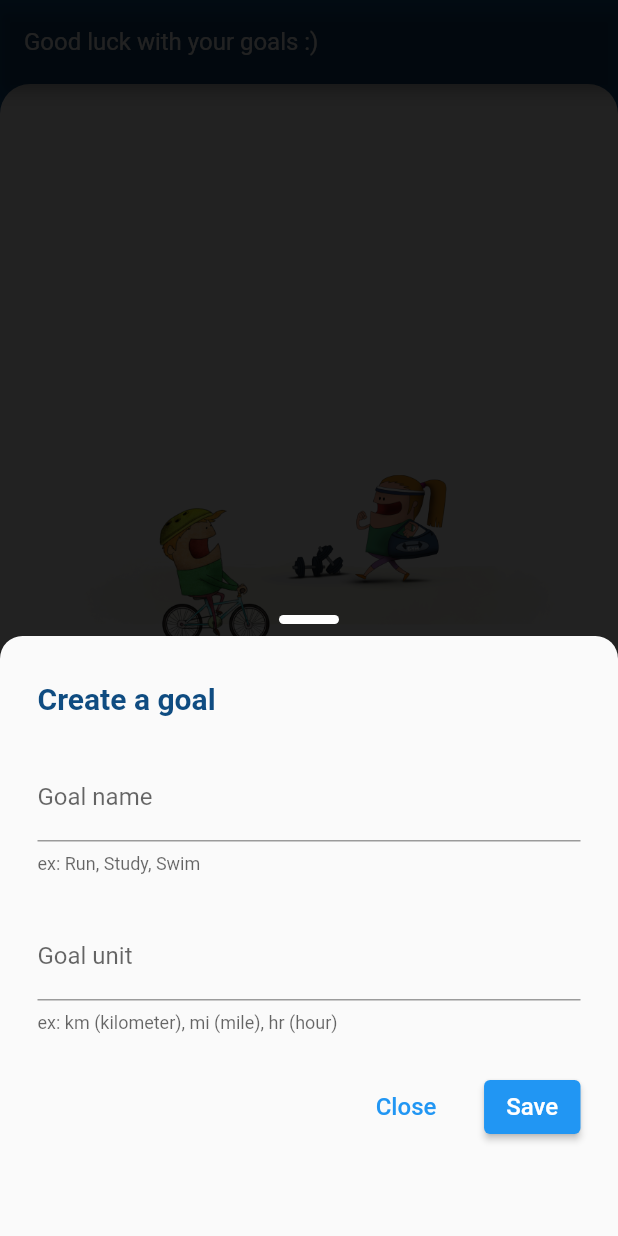
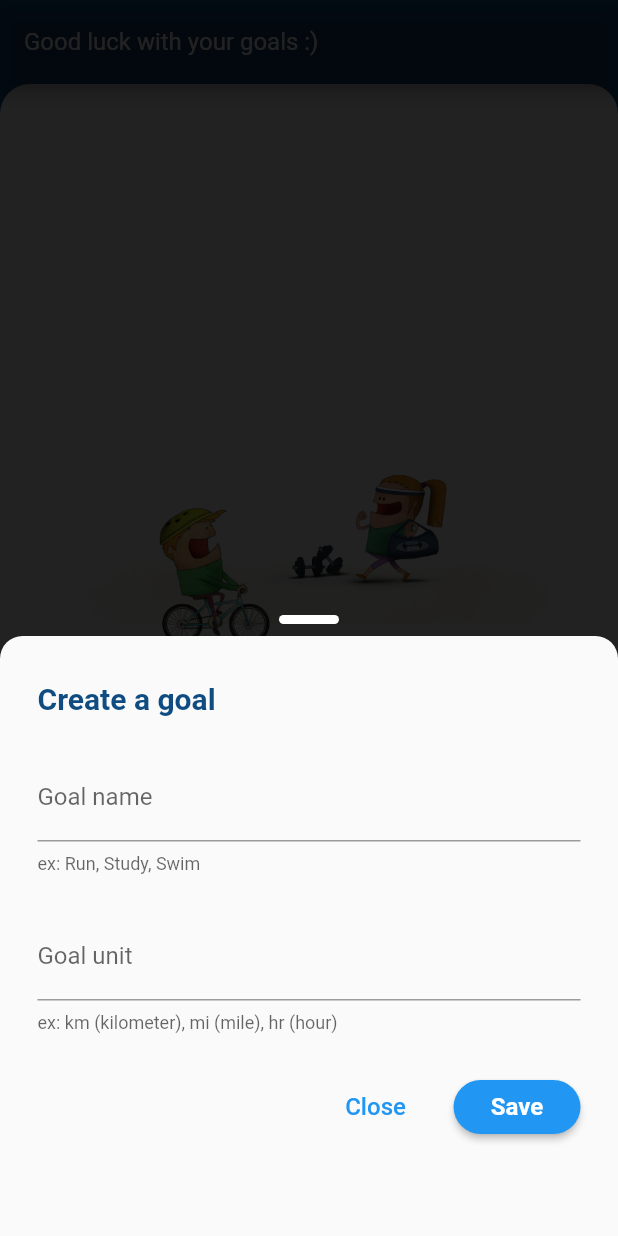
Before and after one commit to sajadmaster/goals-lite, a Flutter app: the screen it shows after launch, after a tap on "Create Goal", on a phone screen of 412 x 824 dp. Run offline on Flutter 3.47's test engine with Material 2 defaults, Android fonts, the light colour scheme and no system bars; our stand-ins replace firebase_auth, firebase_core, modal_bottom_sheet, sign_in_with_apple; accounts and stored records are empty.

Commit message:
Create goal pop up view finished

```diff
--- a/lib/CreateGoal/create_goal_view.dart
+++ b/lib/CreateGoal/create_goal_view.dart
@@ -1,4 +1,5 @@
 import 'package:flutter/material.dart';
+import 'package:goals_lite/_shared/button_round_elevated.dart';
 import 'package:goals_lite/_shared/my_colors.dart';
 
 class CreateGoalPopUp extends StatelessWidget {
@@ -41,7 +42,10 @@ class CreateGoalPopUp extends StatelessWidget {
               children: [
                 TextButton(onPressed: () => {}, child: Text('Close')),
                 SizedBox(width: 20),
-                ElevatedButton(onPressed: () => {}, child: Text('Save')),
+                RoundElevatedButton(
+                  buttonText: 'Save',
+                  onPress: () {},
+                ),
               ],
             ),
           ],
--- a/lib/Dashboard/dashboard_empty_view.dart
+++ b/lib/Dashboard/dashboard_empty_view.dart
@@ -1,5 +1,6 @@
 import 'package:flutter/material.dart';
 import 'package:goals_lite/CreateGoal/create_goal_view.dart';
+import 'package:goals_lite/_shared/button_round_elevated.dart';
 import 'package:goals_lite/_shared/my_colors.dart';
 import 'package:modal_bottom_sheet/modal_bottom_sheet.dart';
 
@@ -27,21 +28,15 @@ class DashboardEmptyContent extends StatelessWidget {
               ],
             ),
           ),
-          ElevatedButton(
-              onPressed: () => {
-                    showBarModalBottomSheet(
-                      context: context,
-                      builder: (context) => CreateGoalPopUp(),
-                    )
-                  },
-              child: Text(
-                'Create Goal',
-                style: TextStyle(fontWeight: FontWeight.bold),
-              ),
-              style: ButtonStyle(
-                  shape: MaterialStateProperty.all<RoundedRectangleBorder>(
-                      RoundedRectangleBorder(
-                          borderRadius: BorderRadius.circular(20.0))))),
+          RoundElevatedButton(
+            buttonText: 'Create Goal',
+            onPress: () {
+              showBarModalBottomSheet(
+                context: context,
+                builder: (context) => CreateGoalPopUp(),
+              );
+            },
+          ),
           const SizedBox(height: 100),
         ],
       ),
--- a/lib/_shared/button_round_elevated.dart
+++ b/lib/_shared/button_round_elevated.dart
@@ -2,17 +2,21 @@ import 'package:flutter/material.dart';
 
 class RoundElevatedButton extends StatelessWidget {
   String buttonText;
-  Function onPress;
+  VoidCallback onPress;
 
-  RoundElevatedButton(this.buttonText, this.onPress);
+  RoundElevatedButton({required this.buttonText, required this.onPress});
 
   @override
   Widget build(BuildContext context) {
     return ElevatedButton(
-        onPressed: onPress(),
-        child: Text(
-          buttonText,
-          style: TextStyle(fontWeight: FontWeight.bold),
+        onPressed: onPress,
+        child: Padding(
+          padding:
+              const EdgeInsets.only(left: 10, right: 10, top: 4, bottom: 4),
+          child: Text(
+            buttonText,
+            style: TextStyle(fontWeight: FontWeight.bold),
+          ),
         ),
         style: ButtonStyle(
             shape: MaterialStateProperty.all<RoundedRectangleBorder>(
```
